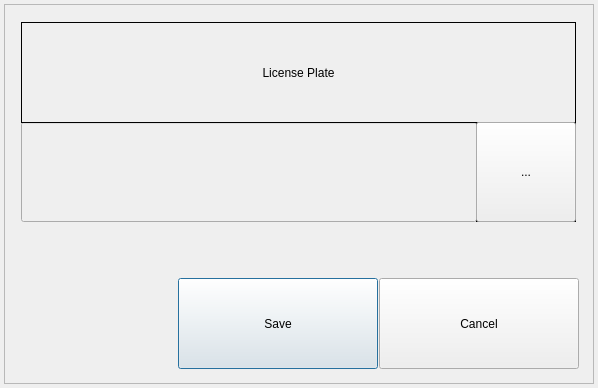
This is gui/mainwidget/src/dvrsetup/system/licenseplate/licenseplatedialog.ui in yjsin-emastec/neptune as Qt 5 draws it before an edit. The edited form follows.
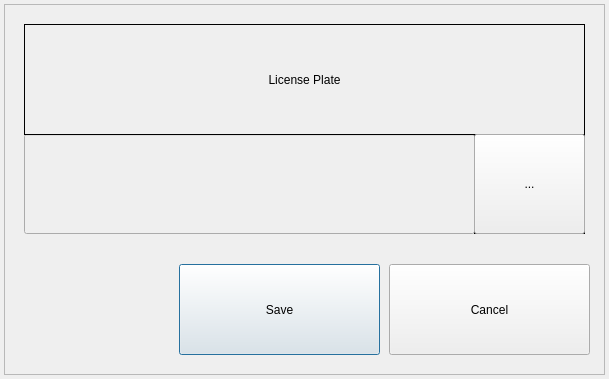
This is the edited form.

Patch:
```diff
--- a/gui/mainwidget/src/dvrsetup/system/licenseplate/licenseplatedialog.ui
+++ b/gui/mainwidget/src/dvrsetup/system/licenseplate/licenseplatedialog.ui
@@ -6,46 +6,20 @@
    <rect>
     <x>0</x>
     <y>0</y>
-    <width>598</width>
-    <height>388</height>
+    <width>609</width>
+    <height>379</height>
    </rect>
   </property>
   <property name="windowTitle">
    <string>LICENSE PLATE PROPERTY</string>
   </property>
-  <widget class="QPushButton" name="pushButtonSave">
-   <property name="geometry">
-    <rect>
-     <x>178</x>
-     <y>278</y>
-     <width>200</width>
-     <height>91</height>
-    </rect>
-   </property>
-   <property name="text">
-    <string>Save</string>
-   </property>
-  </widget>
-  <widget class="QPushButton" name="pushButtonClose">
-   <property name="geometry">
-    <rect>
-     <x>379</x>
-     <y>278</y>
-     <width>200</width>
-     <height>91</height>
-    </rect>
-   </property>
-   <property name="text">
-    <string>Cancel</string>
-   </property>
-  </widget>
   <widget class="QFrame" name="frame">
    <property name="geometry">
     <rect>
      <x>4</x>
      <y>4</y>
-     <width>590</width>
-     <height>380</height>
+     <width>601</width>
+     <height>371</height>
     </rect>
    </property>
    <property name="frameShape">
@@ -60,9 +34,9 @@
     </property>
     <property name="geometry">
      <rect>
-      <x>17</x>
-      <y>118</y>
-      <width>456</width>
+      <x>20</x>
+      <y>130</y>
+      <width>451</width>
       <height>100</height>
      </rect>
     </property>
@@ -79,7 +53,7 @@
      </size>
     </property>
     <property name="alignment">
-     <set>Qt::AlignJustify|Qt::AlignVCenter</set>
+     <set>Qt::AlignCenter</set>
     </property>
     <property name="readOnly">
      <bool>true</bool>
@@ -88,10 +62,10 @@
    <widget class="QLabel" name="labelLicensePlate">
     <property name="geometry">
      <rect>
-      <x>17</x>
-      <y>18</y>
-      <width>555</width>
-      <height>101</height>
+      <x>20</x>
+      <y>20</y>
+      <width>561</width>
+      <height>111</height>
      </rect>
     </property>
     <property name="frameShape">
@@ -107,9 +81,9 @@
    <widget class="QLabel" name="label">
     <property name="geometry">
      <rect>
-      <x>472</x>
-      <y>118</y>
-      <width>100</width>
+      <x>470</x>
+      <y>130</y>
+      <width>111</width>
       <height>100</height>
      </rect>
     </property>
@@ -120,13 +94,38 @@
      <string/>
     </property>
    </widget>
+   <widget class="QPushButton" name="pushButtonSave">
+    <property name="geometry">
+     <rect>
+      <x>175</x>
+      <y>260</y>
+      <width>201</width>
+      <height>91</height>
+     </rect>
+    </property>
+    <property name="text">
+     <string>Save</string>
+    </property>
+   </widget>
+   <widget class="QPushButton" name="pushButtonClose">
+    <property name="geometry">
+     <rect>
+      <x>385</x>
+      <y>260</y>
+      <width>201</width>
+      <height>91</height>
+     </rect>
+    </property>
+    <property name="text">
+     <string>Cancel</string>
+    </property>
   </widget>
   <widget class="QPushButton" name="buttonLicensePlate">
    <property name="geometry">
     <rect>
-     <x>476</x>
-     <y>122</y>
-     <width>100</width>
+      <x>470</x>
+      <y>130</y>
+      <width>111</width>
      <height>100</height>
     </rect>
    </property>
@@ -140,10 +139,7 @@
     <string>...</string>
    </property>
   </widget>
-  <zorder>frame</zorder>
-  <zorder>pushButtonSave</zorder>
-  <zorder>pushButtonClose</zorder>
-  <zorder>buttonLicensePlate</zorder>
+  </widget>
  </widget>
  <layoutdefault spacing="6" margin="11"/>
  <resources/>
```
Lines whose indentation alone changed are shown as unchanged.
